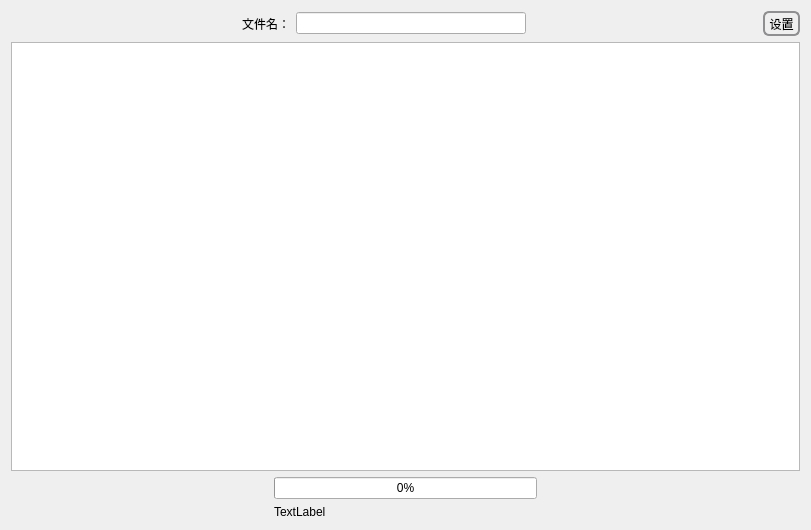
Old version of the form FileManagement/DownloadWindow.ui in the repository hhyvs111/FileManagement.
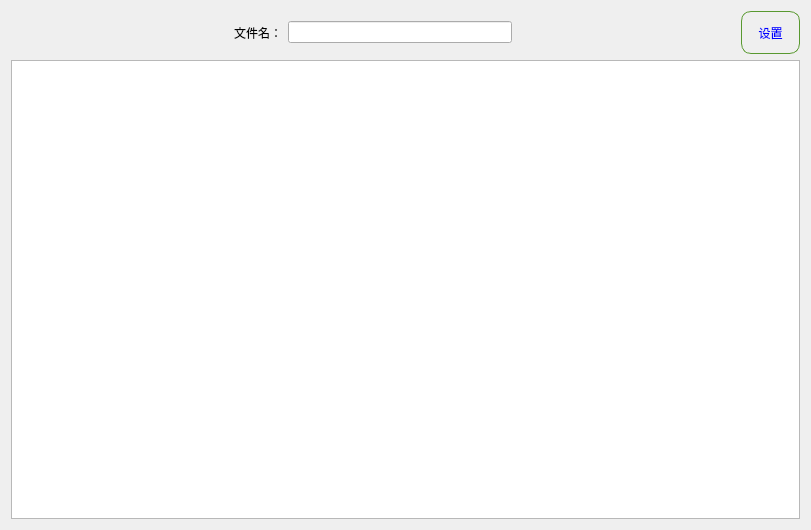
New version of the form.

What changed in the file:
```diff
--- a/FileManagement/DownloadWindow.ui
+++ b/FileManagement/DownloadWindow.ui
@@ -55,12 +55,11 @@
      <item>
       <widget class="QToolButton" name="settingButton">
        <property name="styleSheet">
-        <string notr="true">
-    border: 2px solid #8f8f91;
-    border-radius: 6px;
-    background-color: qlineargradient(x1: 0, y1: 0, x2: 0, y2: 1,
-                                      stop: 0 #f6f7fa, stop: 1 #dadbde);
-    
+        <string notr="true"> background:transparent;
+border:1px solid rgb(89, 153, 48);
+border-radius:10px;
+padding:10px 12px;
+color: blue;
 
 
 </string>
@@ -86,54 +85,6 @@
      </item>
     </layout>
    </item>
-   <item>
-    <layout class="QHBoxLayout" name="horizontalLayout_2">
-     <item>
-      <spacer name="horizontalSpacer_3">
-       <property name="orientation">
-        <enum>Qt::Horizontal</enum>
-       </property>
-       <property name="sizeHint" stdset="0">
-        <size>
-         <width>40</width>
-         <height>20</height>
-        </size>
-       </property>
-      </spacer>
-     </item>
-     <item>
-      <layout class="QVBoxLayout" name="verticalLayout_2">
-       <item>
-        <widget class="QProgressBar" name="progressBar">
-         <property name="value">
-          <number>0</number>
-         </property>
-        </widget>
-       </item>
-       <item>
-        <widget class="QLabel" name="downloadSpeedLabel">
-         <property name="text">
-          <string>TextLabel</string>
-         </property>
-        </widget>
-       </item>
-      </layout>
-     </item>
-     <item>
-      <spacer name="horizontalSpacer_4">
-       <property name="orientation">
-        <enum>Qt::Horizontal</enum>
-       </property>
-       <property name="sizeHint" stdset="0">
-        <size>
-         <width>40</width>
-         <height>20</height>
-        </size>
-       </property>
-      </spacer>
-     </item>
-    </layout>
-   </item>
   </layout>
  </widget>
  <resources/>
```
